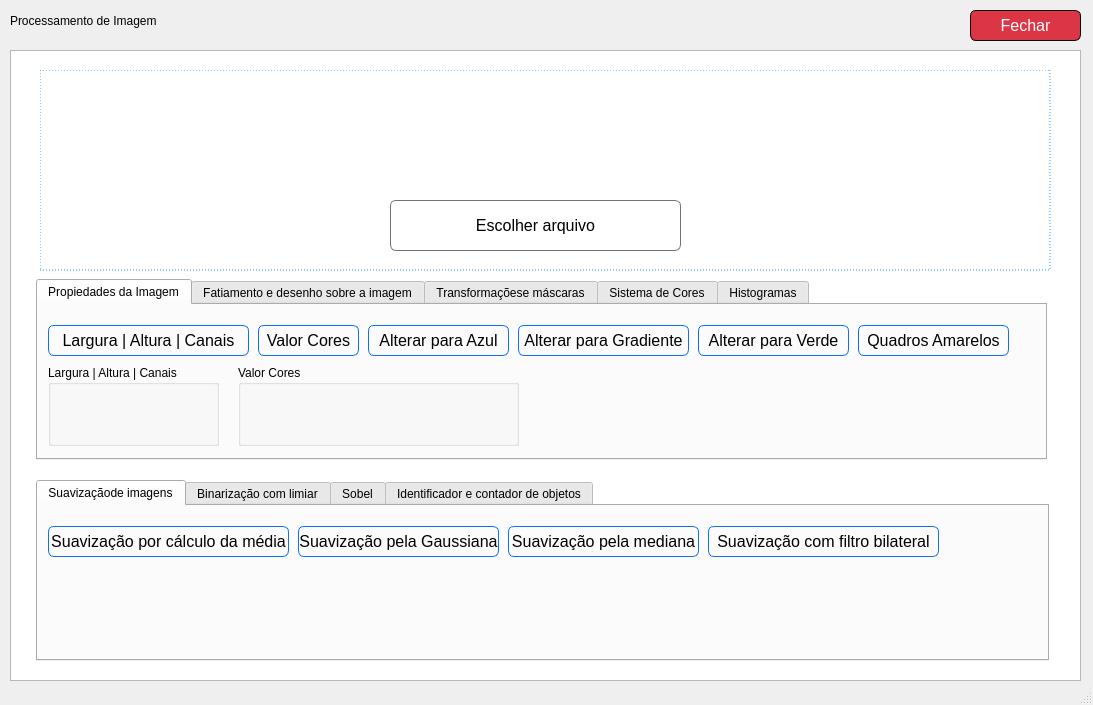
Old version of the form APS/principal.ui in the repository Guilherme-bot149/Trabalho_APS.
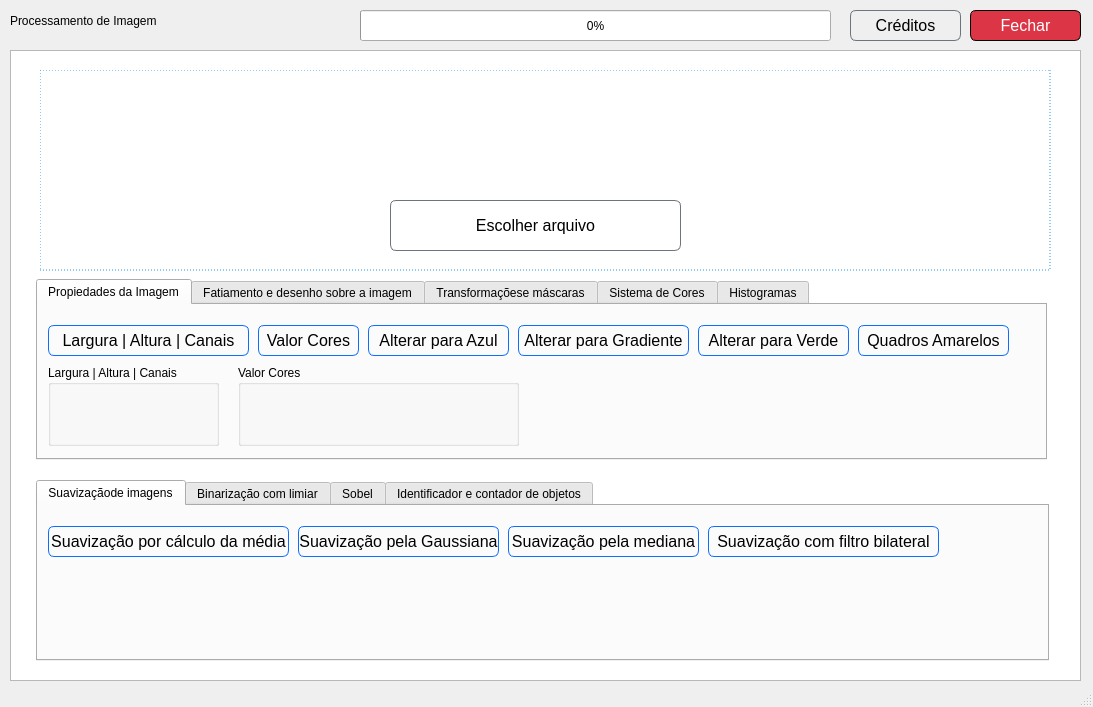
New version of the form. Icons and pictures are not drawn.

```diff
--- a/APS/principal.ui
+++ b/APS/principal.ui
@@ -7,7 +7,7 @@
     <x>0</x>
     <y>0</y>
     <width>1093</width>
-    <height>705</height>
+    <height>707</height>
    </rect>
   </property>
   <property name="windowTitle">
@@ -1614,6 +1614,55 @@
      <bool>true</bool>
     </property>
    </widget>
+   <widget class="QPushButton" name="creditos">
+    <property name="geometry">
+     <rect>
+      <x>850</x>
+      <y>10</y>
+      <width>111</width>
+      <height>31</height>
+     </rect>
+    </property>
+    <property name="styleSheet">
+     <string notr="true">QPushButton{
+	font-size:16px;
+	border-style:solid;
+	border-width: 1px;
+	border-radius: 6;
+	border-color: #6c757d;
+}
+
+QPushButton:hover{
+	font-size:16px;
+	border-style:solid;
+	border-width: 1px;
+	border-radius: 6;
+	background-color: #6c757d;
+	color: white;
+}
+
+</string>
+    </property>
+    <property name="text">
+     <string>Créditos</string>
+    </property>
+   </widget>
+   <widget class="QProgressBar" name="progressBar">
+    <property name="geometry">
+     <rect>
+      <x>360</x>
+      <y>10</y>
+      <width>471</width>
+      <height>31</height>
+     </rect>
+    </property>
+    <property name="value">
+     <number>0</number>
+    </property>
+    <property name="format">
+     <string>%p%</string>
+    </property>
+   </widget>
    <zorder>textBrowser</zorder>
    <zorder>label_3</zorder>
    <zorder>label_2</zorder>
```
Left out of the diff: 79 changed lines with no effect on the pictures.
